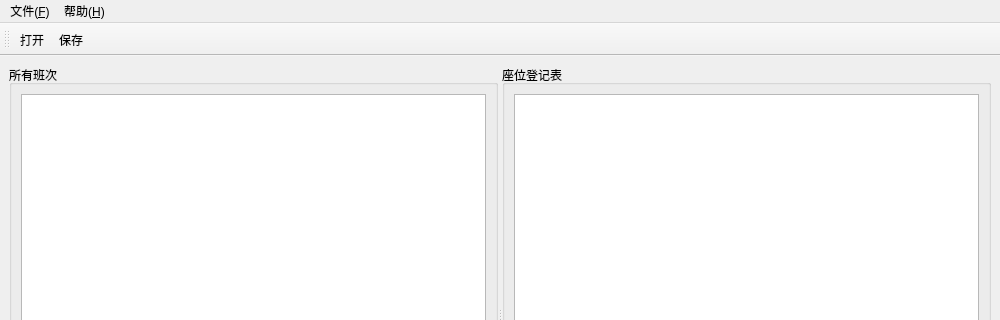
citrus-dot/QTrainTixSys, file mainwindow.ui: the form before one commit; both pictures show x 0 to 1000 and y 0 to 320 of the 1000 by 600 pixel window.
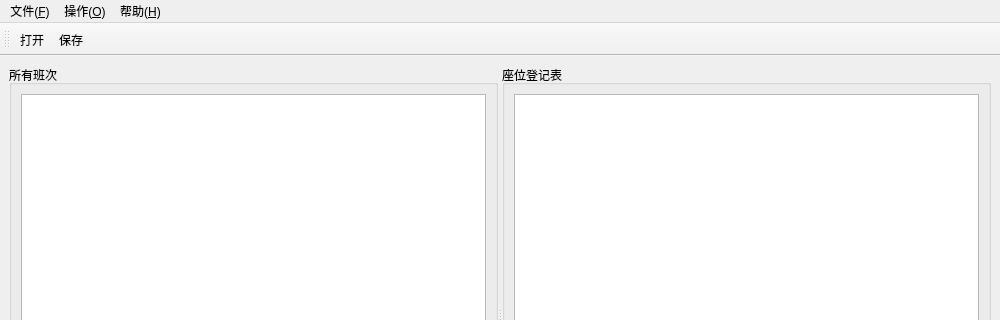
The form after the commit.

Diff of the .ui file:
```diff
--- a/mainwindow.ui
+++ b/mainwindow.ui
@@ -63,6 +63,13 @@
     <addaction name="separator"/>
     <addaction name="actionExit"/>
    </widget>
+   <widget class="QMenu" name="menuOperate">
+    <property name="title">
+     <string>操作(&amp;O)</string>
+    </property>
+    <addaction name="actionAddTrain"/>
+    <addaction name="actionRemoveTrain"/>
+   </widget>
    <widget class="QMenu" name="menuHelp">
     <property name="title">
      <string>帮助(&amp;H)</string>
@@ -70,6 +77,7 @@
     <addaction name="actionAbout"/>
    </widget>
    <addaction name="menuFile"/>
+   <addaction name="menuOperate"/>
    <addaction name="menuHelp"/>
   </widget>
   <widget class="QToolBar" name="toolBar">
```
Left out of the diff: 10 changed lines with no effect on the pictures.
